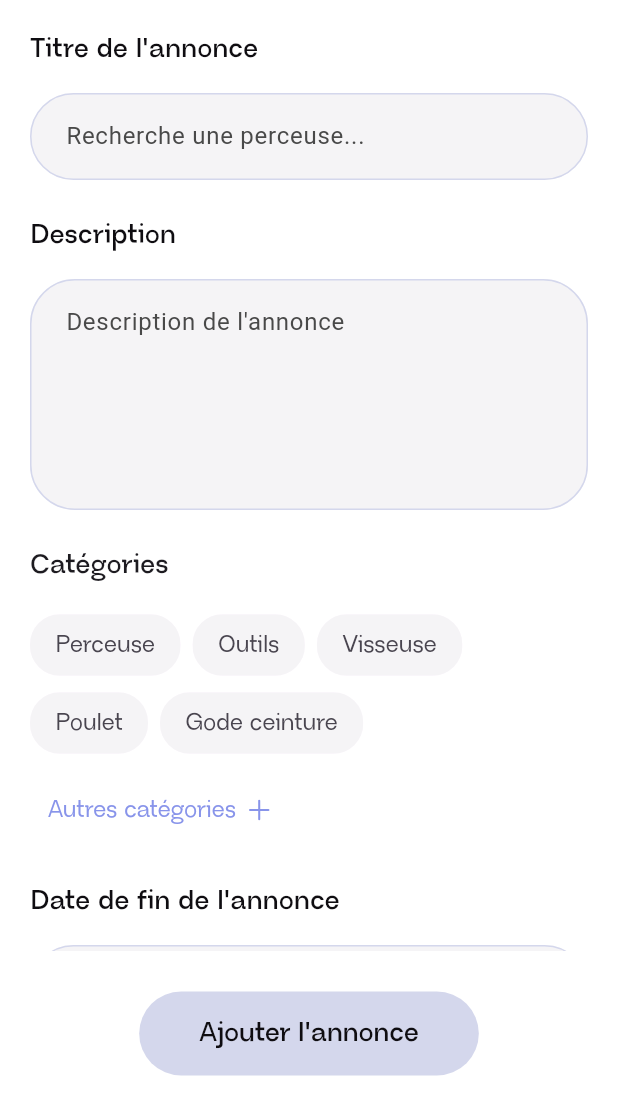
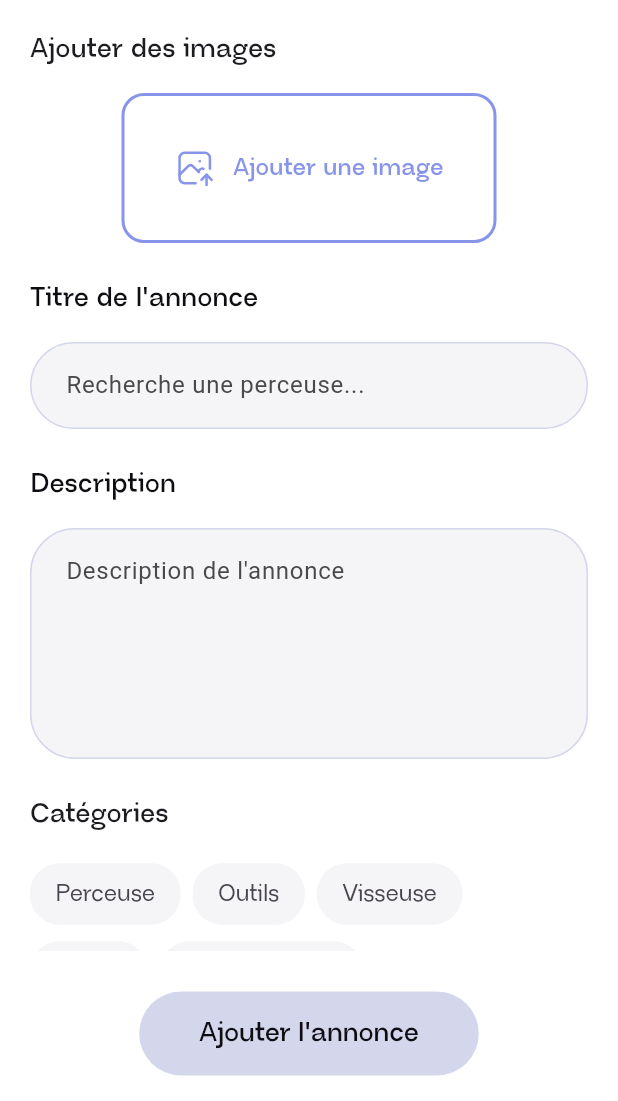
Before and after one commit to Amaelmsrt/SAE_MOBILE, a Flutter app: the AjoutAnnonce screen opened directly, on a phone screen of 412 x 824 dp, the part 135-1236 px from its top. Run offline on Flutter 3.47's test engine with Material 3 defaults, Android fonts, the phone set to English and light mode, and no system bars; our stand-ins replace flutter_svg, image_picker; missing offline and left inert: dart:ffi, flutter_statusbarcolor_ns.

Commit message:
ajout du selectionneur d'images

```diff
--- a/lib/components/ListeAnnonce.dart
+++ b/lib/components/ListeAnnonce.dart
@@ -63,7 +63,7 @@ class ListeAnnonce extends StatelessWidget {
           padding: EdgeInsets.fromLTRB(10,0,10,0),
           gridDelegate: SliverGridDelegateWithFixedCrossAxisCount(
             crossAxisCount: 2, // number of items per row
-            childAspectRatio: 0.82,
+            childAspectRatio: 0.75,
             mainAxisSpacing: 10 // adjust this value to fit your needs
           ),
           itemCount: annonces.length,
--- /dev/null
+++ b/lib/components/add_images.dart
@@ -0,0 +1,147 @@
+import 'dart:io';
+
+import 'package:allo/constants/app_colors.dart';
+import 'package:flutter/material.dart';
+import 'package:flutter_svg/flutter_svg.dart';
+import 'package:image_picker/image_picker.dart';
+
+class AddImages extends StatefulWidget {
+  List<XFile> images = [];
+
+  @override
+  _AddImagesState createState() => _AddImagesState();
+}
+
+class _AddImagesState extends State<AddImages> {
+  Future<void> pickImage() async {
+    final ImagePicker _picker = ImagePicker();
+    final XFile? image = await _picker.pickImage(source: ImageSource.gallery);
+
+    if (image != null) {
+      setState(() {
+        widget.images.add(image);
+      });
+    }
+  }
+
+  @override
+  Widget build(BuildContext context) {
+    return Column(
+      mainAxisAlignment: MainAxisAlignment.start,
+      crossAxisAlignment: CrossAxisAlignment.start,
+      children: [
+        Text("Ajouter des images",
+            style: TextStyle(
+              fontSize: 18,
+              fontWeight: FontWeight.w600,
+              fontFamily: "NeueRegrade",
+            )),
+        SizedBox(height: 16),
+        Container(
+          alignment: Alignment.center,
+          height: 100,
+          child: Center(
+              child: Row(
+            mainAxisAlignment: MainAxisAlignment.center,
+            children: [
+              for (var image in widget.images)
+                Container(
+                    margin: EdgeInsets.only(right: 5),
+                    child: Stack(
+                      children: <Widget>[
+                        ClipRRect(
+                          borderRadius: BorderRadius.circular(15.0),
+                          child: Image.file(
+                            File(image.path),
+                            width: 70,
+                            height: 70,
+                            fit: BoxFit.cover,
+                          ),
+                        ),
+                        Positioned(
+                          right: 5,
+                          top: 5,
+                          child: InkWell(
+                            onTap: () {
+                              setState(() {
+                                widget.images.remove(image);
+                              });
+                            },
+                            child: Container(
+                              height: 25, // same height as a FAB
+                              width: 25, // same width as a FAB
+                              decoration: BoxDecoration(
+                                color:
+                                    AppColors.primary, // same color as your FAB
+                                borderRadius: BorderRadius.circular(
+                                    8000), // change this to your desired border radius
+                              ),
+                              child: Center(
+                                child: SvgPicture.asset(
+                                  "assets/icons/cross.svg",
+                                  width: 10,
+                                  height: 10,
+                                ), // your icon
+                              ),
+                            ),
+                          ),
+                        ),
+                      ],
+                    )),
+              if (widget.images.isEmpty)
+                GestureDetector(
+                  onTap: () {
+                    pickImage();
+                  },
+                  child: Container(
+                    width: 250,
+                    height: 100,
+                    decoration: BoxDecoration(
+                      border: Border.all(color: AppColors.accent, width: 2),
+                      borderRadius: BorderRadius.circular(15),
+                    ),
+                    child: Row(
+                      mainAxisAlignment: MainAxisAlignment.center,
+                      children: <Widget>[
+                        SvgPicture.asset("assets/icons/img-upload.svg"),
+                        SizedBox(
+                          width: 12,
+                        ),
+                        Text("Ajouter une image",
+                            style: TextStyle(
+                                fontSize: 16,
+                                fontWeight: FontWeight.w600,
+                                fontFamily: "NeueRegrade",
+                                color: AppColors.accent))
+                      ],
+                    ),
+                  ),
+                ),
+              if (widget.images.isNotEmpty && widget.images.length < 4)
+                GestureDetector(
+                  onTap: () {
+                    pickImage();
+                  },
+                  child: Container(
+                    width: 60,
+                    height: 60,
+                    decoration: BoxDecoration(
+                      border: Border.all(color: AppColors.accent, width: 2),
+                      borderRadius: BorderRadius.circular(15),
+                    ),
+                    child: Center(
+                      child: SvgPicture.asset("assets/icons/img-upload.svg",
+                        width: 24,
+                        height: 24,
+                      ),
+                    ),
+                  ),
+                )
+            ],
+          )),
+        ),
+        SizedBox(height: 24),
+      ],
+    );
+  }
+}
--- a/lib/components/custom_date_picker.dart
+++ b/lib/components/custom_date_picker.dart
@@ -34,12 +34,27 @@ class _CustomDatePickerState extends State<CustomDatePicker> {
         if (widget.label != null) SizedBox(height: 16.0),
         GestureDetector(
           onTap: () async {
-            FocusScope.of(context).requestFocus(new FocusNode()); // to hide the keyboard
+            FocusScope.of(context)
+                .requestFocus(new FocusNode()); // to hide the keyboard
             final DateTime? picked = await showDatePicker(
               context: context,
               initialDate: selectedDate,
               firstDate: DateTime(2000),
               lastDate: DateTime.now(),
+              builder: (BuildContext context, Widget? child) {
+                return Theme(
+                  data: ThemeData.light().copyWith(
+                    primaryColor:
+                        AppColors.accent, //Change this to your desired color
+                    colorScheme: ColorScheme.light(
+                        primary:
+                            AppColors.accent), //Change this to your desired color
+                    buttonTheme:
+                        ButtonThemeData(textTheme: ButtonTextTheme.primary),
+                  ),
+                  child: child!,
+                );
+              },
             );
             if (picked != null && picked != selectedDate) {
               setState(() {
@@ -49,11 +64,13 @@ class _CustomDatePickerState extends State<CustomDatePicker> {
           },
           child: AbsorbPointer(
             child: TextField(
-              controller: TextEditingController(text: "${selectedDate.toLocal()}".split(' ')[0]),
+              controller: TextEditingController(
+                  text: "${selectedDate.toLocal()}".split(' ')[0]),
               style: TextStyle(color: AppColors.dark),
               decoration: InputDecoration(
                 hintText: widget.hint,
-                contentPadding: EdgeInsets.symmetric(vertical: 17.0, horizontal: 20.0),
+                contentPadding:
+                    EdgeInsets.symmetric(vertical: 17.0, horizontal: 20.0),
                 hintStyle: TextStyle(color: AppColors.darkSecondary),
                 prefixIcon: Padding(
                   padding: EdgeInsets.only(left: 20.0, right: 12.0),
@@ -73,8 +90,7 @@ class _CustomDatePickerState extends State<CustomDatePicker> {
             ),
           ),
         ),
-        if (widget.noSpacing == false)
-          SizedBox(height: 24.0),
+        if (widget.noSpacing == false) SizedBox(height: 24.0),
       ],
     );
   }
--- a/lib/components/listing_categories.dart
+++ b/lib/components/listing_categories.dart
@@ -72,6 +72,7 @@ class _ListingCategoriesState extends State<ListingCategories> {
           }).toList(),
         ),
         SizedBox(height: 10),
+        if (widget.isExpandable)
         TextButton(
             onPressed: () => {
                   Navigator.push(
--- a/lib/widgets/ajout_annonce.dart
+++ b/lib/widgets/ajout_annonce.dart
@@ -1,3 +1,4 @@
+import 'package:allo/components/add_images.dart';
 import 'package:allo/components/custom_check_box.dart';
 import 'package:allo/components/custom_date_picker.dart';
 import 'package:allo/components/custom_text_field.dart';
@@ -23,6 +24,7 @@ class AjoutAnnonce extends StatelessWidget {
                   SliverList(
                     delegate: SliverChildListDelegate(
                       [
+                        AddImages(),
                         CustomTextField(
                             hint: "Recherche une perceuse...",
                             label: "Titre de l'annonce"),
@@ -47,7 +49,7 @@ class AjoutAnnonce extends StatelessWidget {
                         CustomCheckBox(
                             label: "Niveau d'urgence", hint: "Annonce urgente"),
                         SizedBox(
-                          height: 64,
+                          height: 100,
                         ),
                       ],
                     ),
--- a/pubspec.yaml
+++ b/pubspec.yaml
@@ -34,6 +34,7 @@ dependencies:
   flutter_statusbarcolor_ns : ^0.5.0
   flutter_svg: ^2.0.10
   provider: ^6.1.2
+  image_picker: ^1.0.7
 
   # The following adds the Cupertino Icons font to your application.
   # Use with the CupertinoIcons class for iOS style icons.
```
Also changed, not shown: assets/icons/img-upload.svg (added), pubspec.lock, 5 other files.
